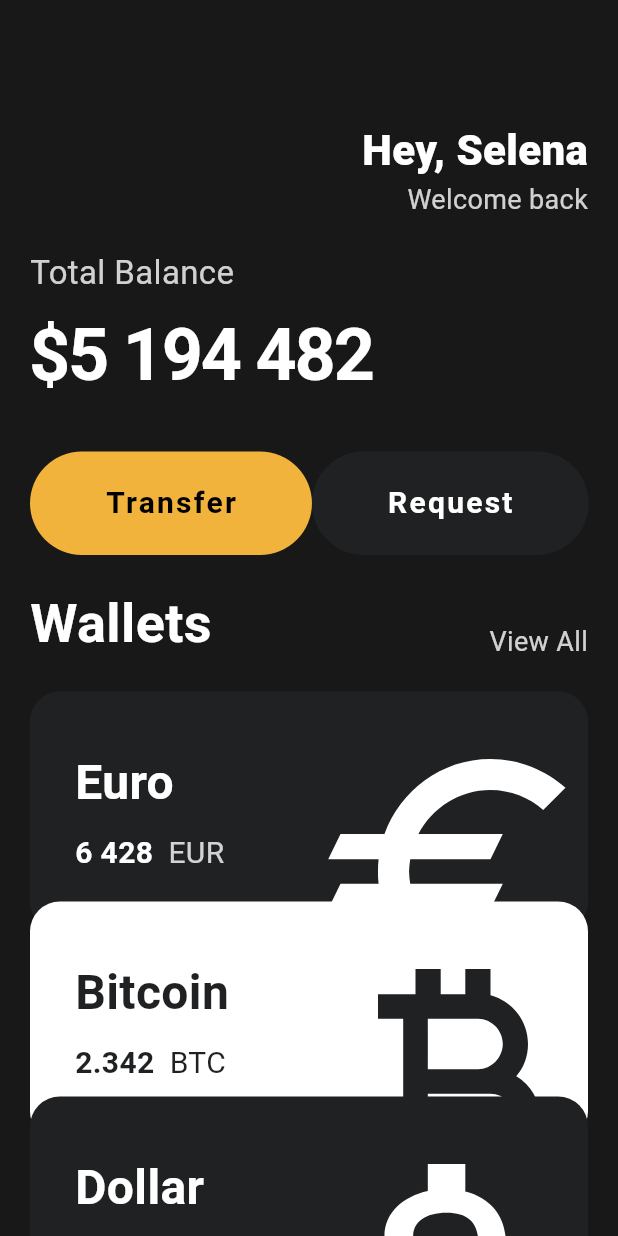
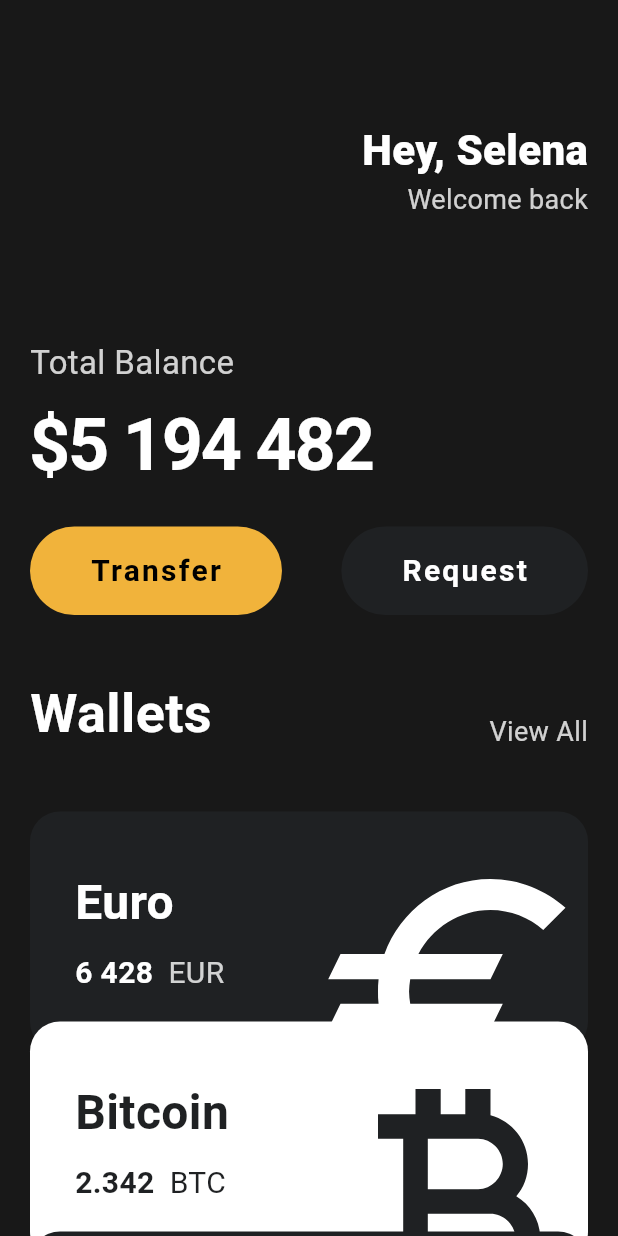
Before and after one commit to helious23/toonflix_again, a Flutter app: the screen it shows after launch, on a phone screen of 412 x 824 dp. Run offline on Flutter 3.47's test engine with Material 3 defaults, Android fonts, the phone set to English and light mode, and no system bars.

Commit message:
#3.9 Code Challenge - Finished

```diff
--- a/lib/main.dart
+++ b/lib/main.dart
@@ -51,7 +51,7 @@ class MyApp extends StatelessWidget {
                     ),
                   ],
                 ),
-                const SizedBox(height: 20),
+                const SizedBox(height: 80),
                 Text(
                   'Total Balance',
                   style: TextStyle(
@@ -69,7 +69,7 @@ class MyApp extends StatelessWidget {
                     letterSpacing: -1.5,
                   ),
                 ),
-                const SizedBox(height: 30),
+                const SizedBox(height: 20),
                 const Row(
                   mainAxisAlignment: MainAxisAlignment.spaceBetween,
                   children: [
@@ -85,7 +85,7 @@ class MyApp extends StatelessWidget {
                     ),
                   ],
                 ),
-                const SizedBox(height: 20),
+                const SizedBox(height: 40),
                 Row(
                   mainAxisAlignment: MainAxisAlignment.spaceBetween,
                   crossAxisAlignment: CrossAxisAlignment.end,
@@ -107,33 +107,30 @@ class MyApp extends StatelessWidget {
                     ),
                   ],
                 ),
-                const SizedBox(height: 20),
+                const SizedBox(height: 40),
                 const CurrencyCard(
                   name: "Euro",
                   code: "EUR",
                   amount: "6 428",
                   icon: Icons.euro_sharp,
                   isInverted: false,
+                  index: 0,
                 ),
-                Transform.translate(
-                  offset: const Offset(0, -20),
-                  child: const CurrencyCard(
+                const CurrencyCard(
                   name: "Bitcoin",
                   code: "BTC",
                   amount: "2.342",
                   icon: Icons.currency_bitcoin,
                   isInverted: true,
+                  index: 1,
                 ),
-                ),
-                Transform.translate(
-                  offset: const Offset(0, -50),
-                  child: const CurrencyCard(
+                const CurrencyCard(
                   name: "Dollar",
                   code: "USD",
                   amount: "1 000",
                   icon: Icons.attach_money_outlined,
                   isInverted: false,
-                  ),
+                  index: 2,
                 ),
               ],
             ),
--- a/lib/widgets/button.dart
+++ b/lib/widgets/button.dart
@@ -21,8 +21,8 @@ class Button extends StatelessWidget {
       ),
       child: Padding(
         padding: const EdgeInsets.symmetric(
-          vertical: 20,
-          horizontal: 50,
+          vertical: 15,
+          horizontal: 40,
         ),
         child: Text(
           text,
--- a/lib/widgets/currency_card.dart
+++ b/lib/widgets/currency_card.dart
@@ -4,7 +4,8 @@ class CurrencyCard extends StatelessWidget {
   final String name, code, amount;
   final IconData icon;
   final bool isInverted;
-  final Color _blackColor = const Color(0xFF1F2123);
+  final int index;
+  final Color blackColor = const Color(0xFF1F2123);
 
   const CurrencyCard({
     super.key,
@@ -13,14 +14,17 @@ class CurrencyCard extends StatelessWidget {
     required this.amount,
     required this.icon,
     required this.isInverted,
+    required this.index,
   });
 
   @override
   Widget build(BuildContext context) {
-    return Container(
+    return Transform.translate(
+      offset: Offset(0, -20.0 * index),
+      child: Container(
         clipBehavior: Clip.hardEdge,
         decoration: BoxDecoration(
-        color: isInverted ? Colors.white : _blackColor,
+          color: isInverted ? Colors.white : blackColor,
           borderRadius: BorderRadius.circular(20),
         ),
         child: Padding(
@@ -34,7 +38,7 @@ class CurrencyCard extends StatelessWidget {
                   Text(
                     name,
                     style: TextStyle(
-                    color: isInverted ? _blackColor : Colors.white,
+                      color: isInverted ? blackColor : Colors.white,
                       fontSize: 32,
                       fontWeight: FontWeight.w600,
                     ),
@@ -46,7 +50,7 @@ class CurrencyCard extends StatelessWidget {
                         amount,
                         style: TextStyle(
                           color: isInverted
-                            ? _blackColor
+                              ? blackColor
                               : Colors.white,
                           fontSize: 20,
                           fontWeight: FontWeight.w600,
@@ -57,7 +61,7 @@ class CurrencyCard extends StatelessWidget {
                         code,
                         style: TextStyle(
                           color: isInverted
-                            ? _blackColor
+                              ? blackColor
                               : Colors.white.withValues(alpha: 0.8),
                           fontSize: 20,
                         ),
@@ -72,7 +76,7 @@ class CurrencyCard extends StatelessWidget {
                   offset: const Offset(-5, 20),
                   child: Icon(
                     icon,
-                  color: isInverted ? _blackColor : Colors.white,
+                    color: isInverted ? blackColor : Colors.white,
                     size: 100,
                   ),
                 ),
@@ -80,6 +84,7 @@ class CurrencyCard extends StatelessWidget {
             ],
           ),
         ),
+      ),
     );
   }
 }
```
Lines whose indentation alone changed are shown as unchanged.
